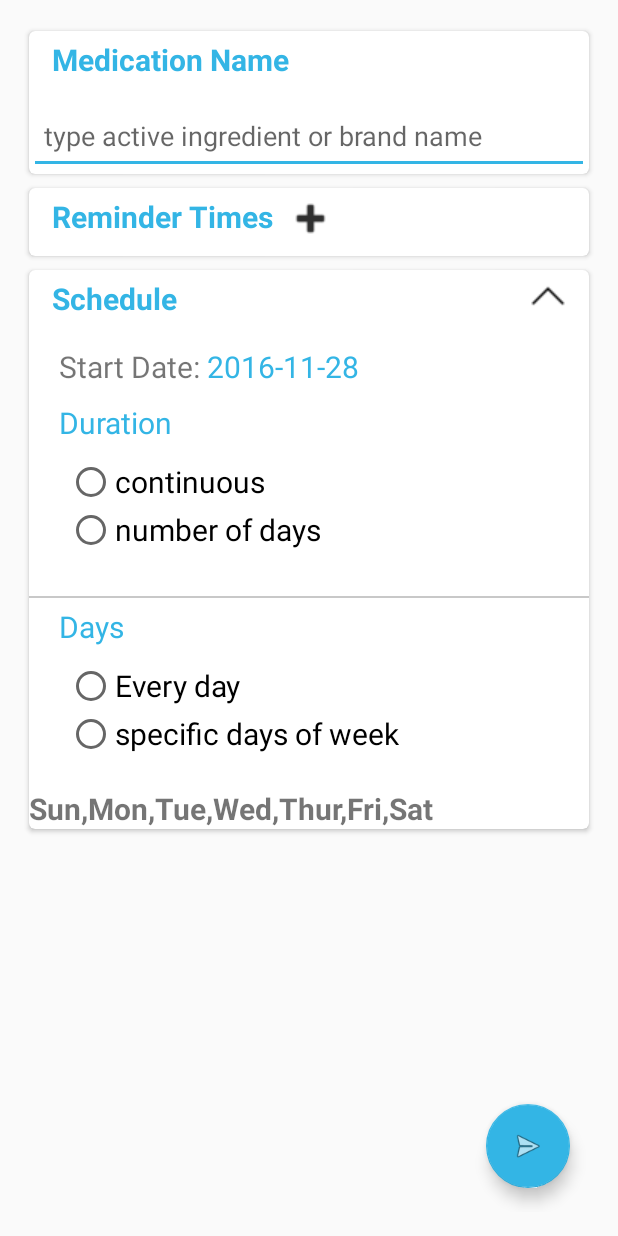
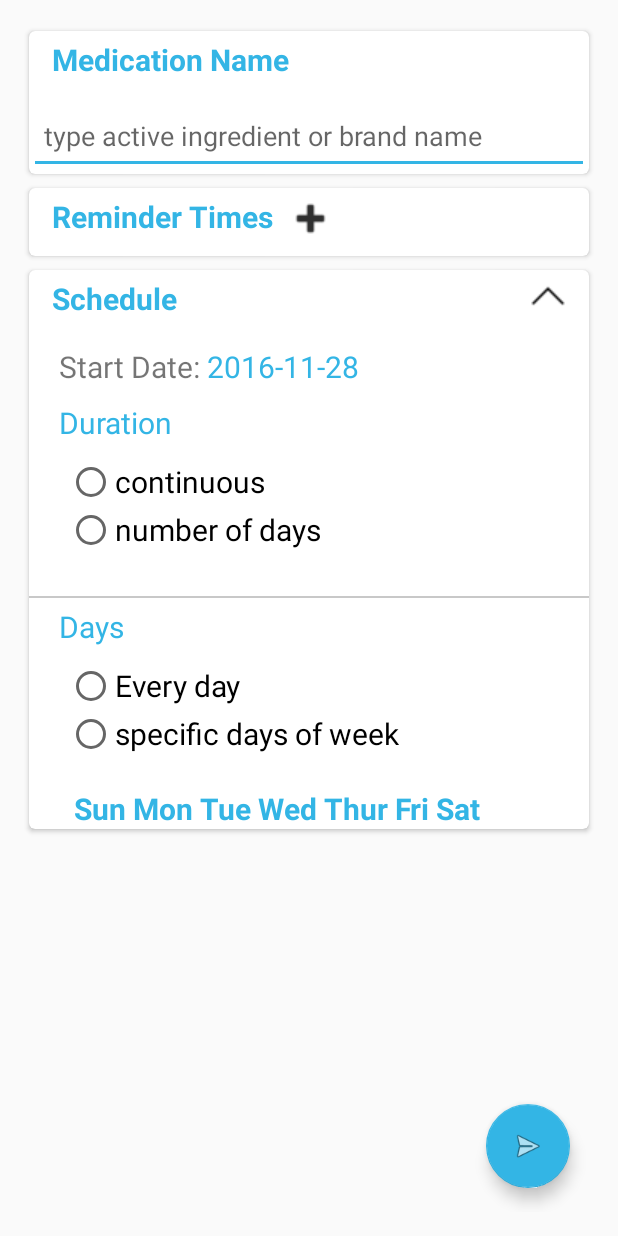
Before and after one commit to mukesh14149/MediSys, an Android app: the AddMedication screen opened directly, with no data from a screen before it, after a tap on an icon or button, on a phone screen of 412 x 824 dp. Run offline under Robolectric (Android 15) with nearby library versions, the phone set to English and light mode, and no system bars.

```diff
--- a/app/src/main/java/com/example/mukesh/medisys/SettingsActivity.java
+++ b/app/src/main/java/com/example/mukesh/medisys/SettingsActivity.java
@@ -44,7 +44,7 @@ public class SettingsActivity extends AppCompatPreferenceActivity {
         @Override
         public boolean onPreferenceChange(Preference preference, Object value) {
             String stringValue = value.toString();
-
+            System.out.println(stringValue);
             if (preference instanceof ListPreference) {
                 // For list preferences, look up the correct display value in
                 // the preference's 'entries' list.
--- a/app/src/main/res/layout/activity_add_medication.xml
+++ b/app/src/main/res/layout/activity_add_medication.xml
@@ -74,6 +74,7 @@
 
 
                     <LinearLayout
+                        android:id="@+id/layout_reminder_times"
                         android:layout_width="wrap_content"
                         android:layout_height="wrap_content"
                         android:orientation="horizontal">
@@ -119,11 +120,13 @@
                         android:layout_width="wrap_content"
                         android:layout_height="wrap_content"
                         android:paddingLeft="20dp"
-                        android:layout_below="@+id/reminder_template"
+                        android:layout_below="@+id/layout_reminder_times"
                         android:orientation="vertical"
+                        >
 
-                        ></LinearLayout>
 
+
+                    </LinearLayout>
 
 
                 </RelativeLayout>
@@ -318,7 +321,9 @@
                             android:layout_height="wrap_content"
                             android:textStyle="bold"
                             android:textSize="20dp"
-                            android:text="Sun,Mon,Tue,Wed,Thur,Fri,Sat" />
+                            android:layout_marginLeft="30dp"
+                            android:textColor="@android:color/holo_blue_light"
+                            android:text="Sun Mon Tue Wed Thur Fri Sat" />
 
                         <View
                             android:layout_marginTop="5dp"
```
Also changed, not shown: app/src/main/java/com/example/mukesh/medisys/AddMedication.java (+36 -6 lines), app/src/main/java/com/example/mukesh/medisys/Reciever.java (+42 -44 lines), app/src/main/res/layout/fragment_medication_item_pager.xml (+3 -9 lines), app/src/main/res/drawable-hdpi/ic_clear_black_24dp.png (added), app/src/main/res/drawable-xhdpi/ic_clear_black_24dp.png (added), app/src/main/res/drawable-xxhdpi/ic_clear_black_24dp.png (added), app/src/main/res/drawable-xxxhdpi/ic_clear_black_24dp.png (added), app/src/main/res/drawable/ic_clear_black_24dp.png (added).
